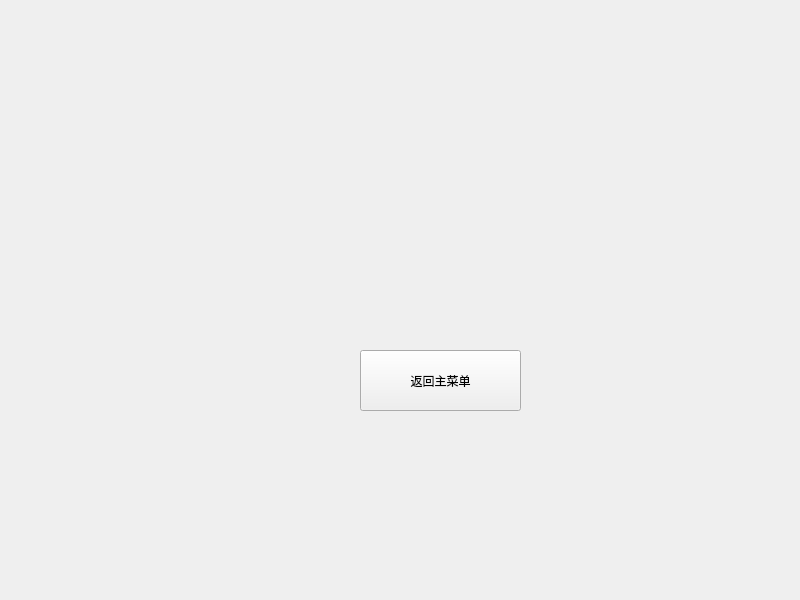
First picture: the form in code/window/aboutwindow.ui, repository YXHXianYu/2022-BJTU-DataStructure-FinalProject, before the edit.
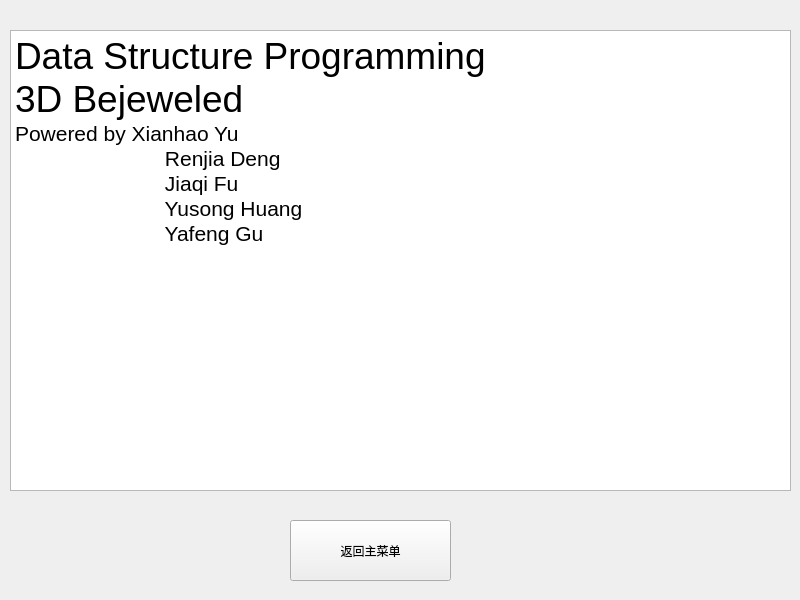
Second picture: the form after the edit.

```diff
--- a/code/window/aboutwindow.ui
+++ b/code/window/aboutwindow.ui
@@ -17,8 +17,8 @@
    <widget class="QPushButton" name="btnReturn">
     <property name="geometry">
      <rect>
-      <x>360</x>
-      <y>350</y>
+      <x>290</x>
+      <y>520</y>
       <width>161</width>
       <height>61</height>
      </rect>
@@ -27,6 +27,32 @@
      <string>返回主菜单</string>
     </property>
    </widget>
+   <widget class="QTextBrowser" name="textBrowser">
+    <property name="geometry">
+     <rect>
+      <x>10</x>
+      <y>30</y>
+      <width>781</width>
+      <height>461</height>
+     </rect>
+    </property>
+    <property name="styleSheet">
+     <string notr="true">font: 14pt &quot;Bauhaus 93&quot;;</string>
+    </property>
+    <property name="html">
+     <string>&lt;!DOCTYPE HTML PUBLIC &quot;-//W3C//DTD HTML 4.0//EN&quot; &quot;http://www.w3.org/TR/REC-html40/strict.dtd&quot;&gt;
+&lt;html&gt;&lt;head&gt;&lt;meta name=&quot;qrichtext&quot; content=&quot;1&quot; /&gt;&lt;style type=&quot;text/css&quot;&gt;
+p, li { white-space: pre-wrap; }
+&lt;/style&gt;&lt;/head&gt;&lt;body style=&quot; font-family:'Bauhaus 93'; font-size:14pt; font-weight:400; font-style:normal;&quot;&gt;
+&lt;p style=&quot; margin-top:0px; margin-bottom:0px; margin-left:0px; margin-right:0px; -qt-block-indent:0; text-indent:0px;&quot;&gt;&lt;span style=&quot; font-size:28pt;&quot;&gt;Data Structure Programming&lt;/span&gt;&lt;/p&gt;
+&lt;p style=&quot; margin-top:0px; margin-bottom:0px; margin-left:0px; margin-right:0px; -qt-block-indent:0; text-indent:0px;&quot;&gt;&lt;span style=&quot; font-size:28pt;&quot;&gt;3D Bejeweled&lt;/span&gt;&lt;/p&gt;
+&lt;p style=&quot; margin-top:0px; margin-bottom:0px; margin-left:0px; margin-right:0px; -qt-block-indent:0; text-indent:0px;&quot;&gt;&lt;span style=&quot; font-size:16pt;&quot;&gt;Powered by Xianhao Yu&lt;/span&gt;&lt;/p&gt;
+&lt;p style=&quot; margin-top:0px; margin-bottom:0px; margin-left:0px; margin-right:0px; -qt-block-indent:0; text-indent:0px;&quot;&gt;&lt;span style=&quot; font-size:16pt;&quot;&gt;	            Renjia Deng&lt;/span&gt;&lt;/p&gt;
+&lt;p style=&quot; margin-top:0px; margin-bottom:0px; margin-left:0px; margin-right:0px; -qt-block-indent:0; text-indent:0px;&quot;&gt;&lt;span style=&quot; font-size:16pt;&quot;&gt;	            Jiaqi Fu&lt;/span&gt;&lt;/p&gt;
+&lt;p style=&quot; margin-top:0px; margin-bottom:0px; margin-left:0px; margin-right:0px; -qt-block-indent:0; text-indent:0px;&quot;&gt;&lt;span style=&quot; font-size:16pt;&quot;&gt;	            Yusong Huang&lt;/span&gt;&lt;/p&gt;
+&lt;p style=&quot; margin-top:0px; margin-bottom:0px; margin-left:0px; margin-right:0px; -qt-block-indent:0; text-indent:0px;&quot;&gt;&lt;span style=&quot; font-size:16pt;&quot;&gt;	            Yafeng Gu&lt;/span&gt;&lt;/p&gt;&lt;/body&gt;&lt;/html&gt;</string>
+    </property>
+   </widget>
   </widget>
  </widget>
  <resources/>
```
